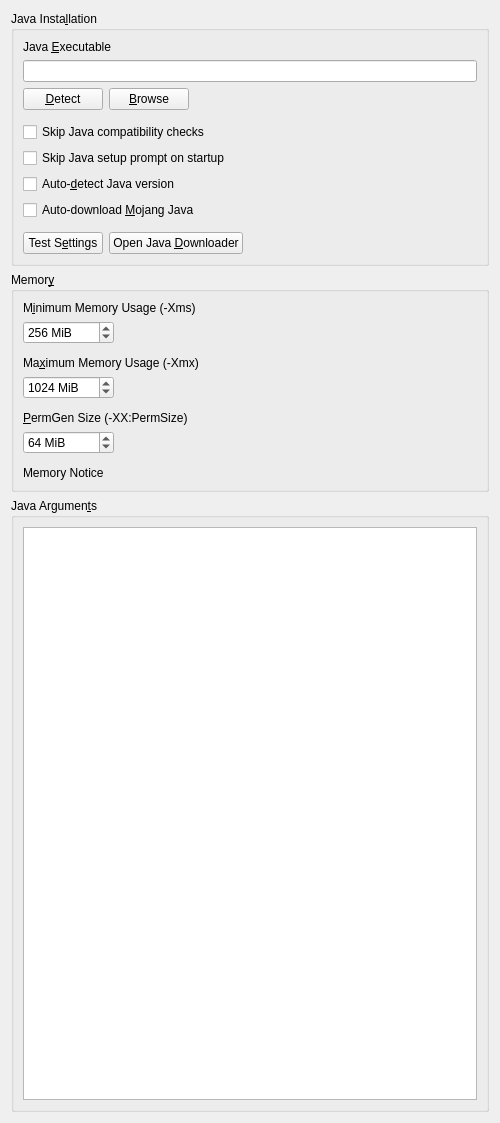
Old version of the form launcher/ui/widgets/JavaSettingsWidget.ui in the repository FreesmTeam/FreesmLauncher.
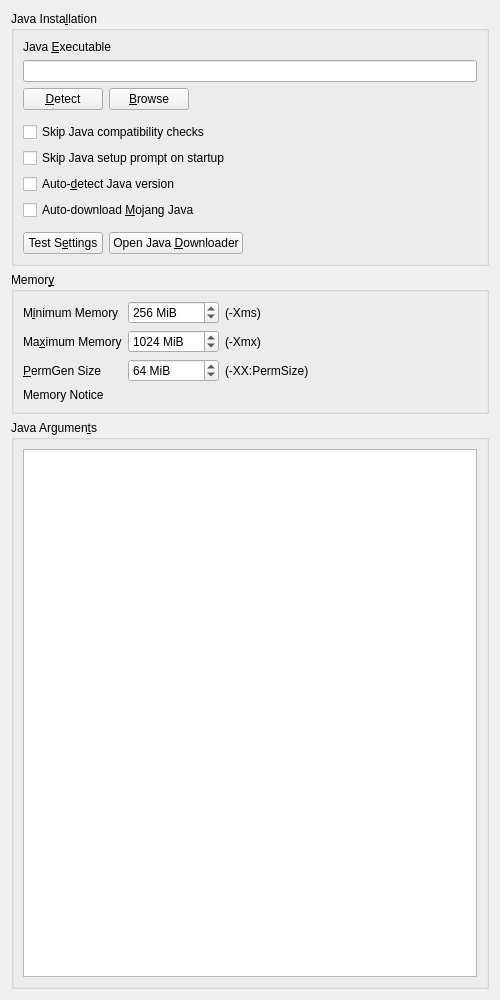
New version of the form.

Commit message: Redo layouts

What changed in the file:
```diff
--- a/launcher/ui/widgets/JavaSettingsWidget.ui
+++ b/launcher/ui/widgets/JavaSettingsWidget.ui
@@ -7,13 +7,13 @@
     <x>0</x>
     <y>0</y>
     <width>500</width>
-    <height>1123</height>
+    <height>1000</height>
    </rect>
   </property>
   <property name="windowTitle">
    <string>Form</string>
   </property>
-  <layout class="QVBoxLayout" name="verticalLayout">
+  <layout class="QVBoxLayout" name="verticalLayout" stretch="0,0,1">
    <item>
     <widget class="QGroupBox" name="javaInstallationGroupBox">
      <property name="enabled">
@@ -190,19 +190,23 @@
      <property name="checked">
       <bool>false</bool>
      </property>
-     <layout class="QVBoxLayout" name="verticalLayout_2">
-      <item>
-       <widget class="QLabel" name="labelMinMem">
+     <layout class="QGridLayout" name="gridLayout">
+      <item row="3" column="0">
+       <widget class="QLabel" name="labelMaxMemNotice">
         <property name="text">
-         <string>M&amp;inimum Memory Usage (-Xms)</string>
+         <string>Memory Notice</string>
         </property>
-        <property name="buddy">
-         <cstring>minMemSpinBox</cstring>
+       </widget>
+      </item>
+      <item row="2" column="2">
+       <widget class="QLabel" name="label_3">
+        <property name="text">
+         <string>(-XX:PermSize)</string>
         </property>
        </widget>
       </item>
-      <item>
-       <widget class="QSpinBox" name="minMemSpinBox">
+      <item row="2" column="1">
+       <widget class="QSpinBox" name="permGenSpinBox">
         <property name="sizePolicy">
          <sizepolicy hsizetype="Maximum" vsizetype="Fixed">
           <horstretch>0</horstretch>
@@ -216,7 +220,7 @@
          <string notr="true"> MiB</string>
         </property>
         <property name="minimum">
-         <number>8</number>
+         <number>4</number>
         </property>
         <property name="maximum">
          <number>1048576</number>
@@ -225,37 +229,11 @@
          <number>128</number>
         </property>
         <property name="value">
-         <number>256</number>
+         <number>64</number>
         </property>
        </widget>
       </item>
-      <item>
-       <spacer name="verticalSpacer_3">
-        <property name="orientation">
-         <enum>Qt::Vertical</enum>
-        </property>
-        <property name="sizeType">
-         <enum>QSizePolicy::Fixed</enum>
-        </property>
-        <property name="sizeHint" stdset="0">
-         <size>
-          <width>0</width>
-          <height>6</height>
-         </size>
-        </property>
-       </spacer>
-      </item>
-      <item>
-       <widget class="QLabel" name="labelMaxMem">
-        <property name="text">
-         <string>Ma&amp;ximum Memory Usage (-Xmx)</string>
-        </property>
-        <property name="buddy">
-         <cstring>maxMemSpinBox</cstring>
-        </property>
-       </widget>
-      </item>
-      <item>
+      <item row="1" column="1">
        <widget class="QSpinBox" name="maxMemSpinBox">
         <property name="sizePolicy">
          <sizepolicy hsizetype="Maximum" vsizetype="Fixed">
@@ -283,83 +261,91 @@
         </property>
        </widget>
       </item>
-      <item>
-       <spacer name="verticalSpacer_2">
-        <property name="orientation">
-         <enum>Qt::Vertical</enum>
+      <item row="1" column="2">
+       <widget class="QLabel" name="label_2">
+        <property name="text">
+         <string>(-Xmx)</string>
         </property>
-        <property name="sizeType">
-         <enum>QSizePolicy::Fixed</enum>
+       </widget>
+      </item>
+      <item row="0" column="1">
+       <widget class="QSpinBox" name="minMemSpinBox">
+        <property name="sizePolicy">
+         <sizepolicy hsizetype="Maximum" vsizetype="Fixed">
+          <horstretch>0</horstretch>
+          <verstretch>0</verstretch>
+         </sizepolicy>
         </property>
-        <property name="sizeHint" stdset="0">
-         <size>
-          <width>0</width>
-          <height>6</height>
-         </size>
+        <property name="toolTip">
+         <string>The amount of memory Minecraft is started with.</string>
         </property>
-       </spacer>
+        <property name="suffix">
+         <string notr="true"> MiB</string>
+        </property>
+        <property name="minimum">
+         <number>8</number>
+        </property>
+        <property name="maximum">
+         <number>1048576</number>
+        </property>
+        <property name="singleStep">
+         <number>128</number>
+        </property>
+        <property name="value">
+         <number>256</number>
+        </property>
+       </widget>
       </item>
-      <item>
+      <item row="2" column="0">
        <widget class="QLabel" name="label_11">
         <property name="text">
-         <string>&amp;PermGen Size (-XX:PermSize)</string>
+         <string>&amp;PermGen Size</string>
         </property>
         <property name="buddy">
          <cstring>permGenSpinBox</cstring>
         </property>
        </widget>
       </item>
-      <item>
-       <widget class="QSpinBox" name="permGenSpinBox">
-        <property name="sizePolicy">
-         <sizepolicy hsizetype="Maximum" vsizetype="Fixed">
-          <horstretch>0</horstretch>
-          <verstretch>0</verstretch>
-         </sizepolicy>
+      <item row="0" column="2">
+       <widget class="QLabel" name="label">
+        <property name="text">
+         <string>(-Xms)</string>
         </property>
-        <property name="toolTip">
-         <string>The amount of memory available to store loaded Java classes.</string>
+       </widget>
+      </item>
+      <item row="1" column="0">
+       <widget class="QLabel" name="labelMaxMem">
+        <property name="text">
+         <string>Ma&amp;ximum Memory</string>
         </property>
-        <property name="suffix">
-         <string notr="true"> MiB</string>
+        <property name="buddy">
+         <cstring>maxMemSpinBox</cstring>
         </property>
-        <property name="minimum">
-         <number>4</number>
+       </widget>
+      </item>
+      <item row="0" column="0">
+       <widget class="QLabel" name="labelMinMem">
+        <property name="text">
+         <string>M&amp;inimum Memory</string>
         </property>
-        <property name="maximum">
-         <number>1048576</number>
+        <property name="buddy">
+         <cstring>minMemSpinBox</cstring>
         </property>
-        <property name="singleStep">
-         <number>8</number>
-        </property>
-        <property name="value">
-         <number>64</number>
-        </property>
        </widget>
       </item>
-      <item>
-       <spacer name="verticalSpacer">
+      <item row="0" column="3">
+       <spacer name="horizontalSpacer_2">
         <property name="orientation">
-         <enum>Qt::Vertical</enum>
-        </property>
-        <property name="sizeType">
-         <enum>QSizePolicy::Fixed</enum>
+         <enum>Qt::Horizontal</enum>
         </property>
         <property name="sizeHint" stdset="0">
          <size>
           <width>0</width>
-          <height>6</height>
+          <height>0</height>
          </size>
         </property>
        </spacer>
       </item>
-      <item>
-       <widget class="QLabel" name="labelMaxMemNotice">
-        <property name="text">
-         <string>Memory Notice</string>
-        </property>
-       </widget>
-      </item>
      </layout>
     </widget>
    </item>
```
Left out of the diff: 7 changed lines with no effect on the pictures. The commit also changes 6 other files.
